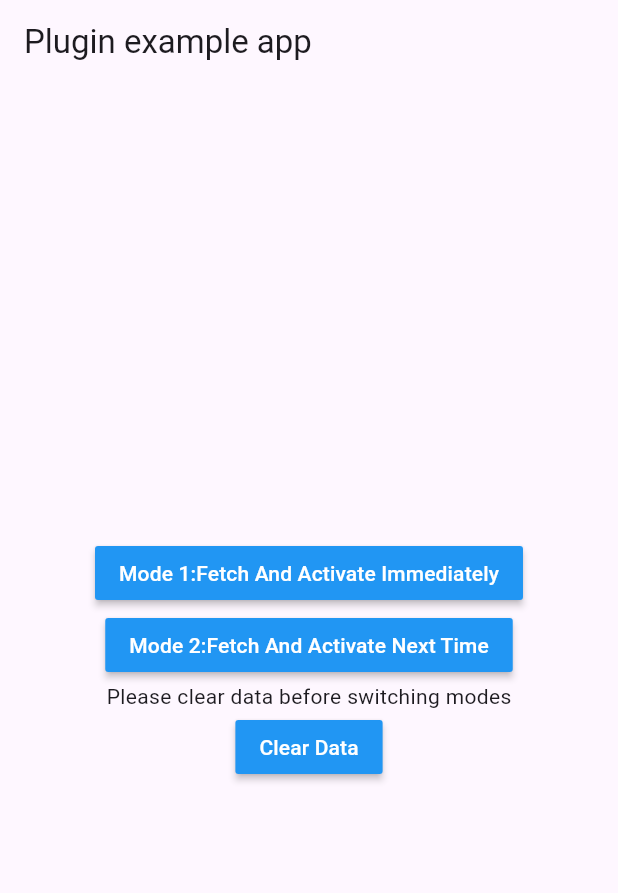
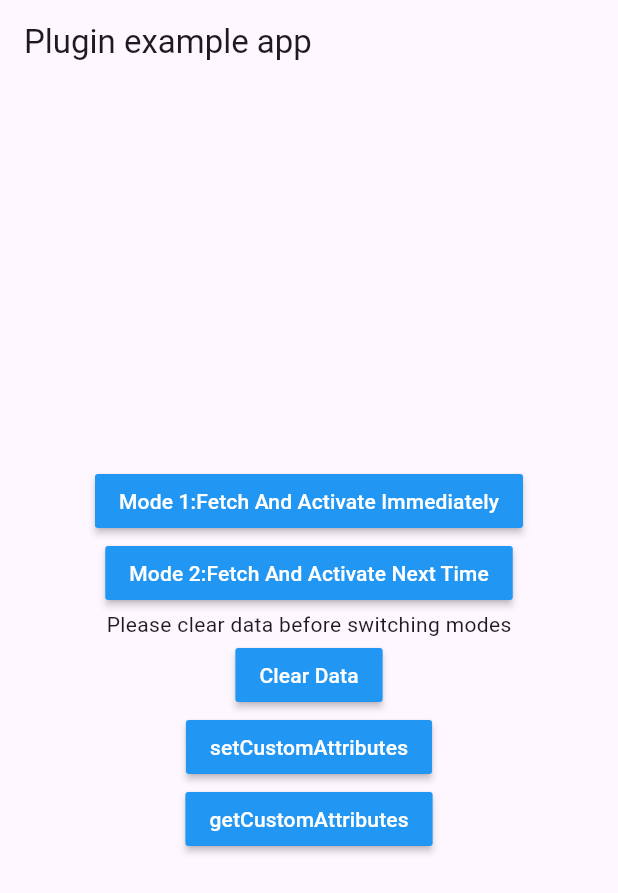
Before and after one commit to dhiyaaulauliyaa/agconnect_remote_config, a Flutter app: the screen it shows after launch, on a phone screen of 412 x 824 dp. Shown: the top 893 px of the screen. Run offline on Flutter 3.47's test engine with Material 3 defaults, Android fonts, the phone set to English and light mode, and no system bars.

Commit message:
upgrade to 1.9.0+300

```diff
--- a/example/lib/main.dart
+++ b/example/lib/main.dart
@@ -21,22 +21,26 @@ import 'package:flutter/material.dart';
 import 'package:agconnect_remote_config/agconnect_remote_config.dart';
 
 void main() {
-  runApp(MyApp());
+  runApp(const MyApp());
 }
 
 class MyApp extends StatelessWidget {
+  const MyApp({Key? key}) : super(key: key);
+
   @override
   Widget build(BuildContext context) {
-    return MaterialApp(home: HomePage());
+    return const MaterialApp(home: HomePage());
   }
 }
 
 class HomePage extends StatefulWidget {
+  const HomePage({Key? key}) : super(key: key);
+
   @override
-  _HomePageState createState() => _HomePageState();
+  HomePageState createState() => HomePageState();
 }
 
-class _HomePageState extends State<HomePage> {
+class HomePageState extends State<HomePage> {
   @override
   void initState() {
     super.initState();
@@ -46,18 +50,27 @@ class _HomePageState extends State<HomePage> {
     Navigator.push(
         context,
         MaterialPageRoute(
-            builder: (context) => PageModeOne(), fullscreenDialog: true));
+            builder: (context) => const PageModeOne(), fullscreenDialog: true));
   }
 
   _buttonTwoClicked() {
     Navigator.push(
         context,
         MaterialPageRoute(
-            builder: (context) => PageModeTwo(), fullscreenDialog: true));
+            builder: (context) => const PageModeTwo(), fullscreenDialog: true));
   }
 
   _clearData() async {
     await AGCRemoteConfig.instance.clearAll();
+  }
+
+  _buttonCustomClicked() async {
+    await AGCRemoteConfig.instance.setCustomAttributes(
+        {'key1': 'value1', 'key2': true, 'key3': 3, 'key4': 3.14});
+  }
+
+  _getCustomAttributes() async {
+    await AGCRemoteConfig.instance.getCustomAttributes();
   }
 
   @override
@@ -74,23 +87,37 @@ class _HomePageState extends State<HomePage> {
               MaterialButton(
                   onPressed: _buttonOneClicked,
                   color: Colors.blue,
-                  child: Text(
+                  child: const Text(
                     'Mode 1:Fetch And Activate Immediately',
                     style: TextStyle(color: Colors.white),
                   )),
               MaterialButton(
                   onPressed: _buttonTwoClicked,
                   color: Colors.blue,
-                  child: Text(
+                  child: const Text(
                     'Mode 2:Fetch And Activate Next Time',
                     style: TextStyle(color: Colors.white),
                   )),
-              Text('Please clear data before switching modes'),
+              const Text('Please clear data before switching modes'),
               MaterialButton(
                   onPressed: _clearData,
                   color: Colors.blue,
-                  child: Text(
+                  child: const Text(
                     'Clear Data',
+                    style: TextStyle(color: Colors.white),
+                  )),
+              MaterialButton(
+                  onPressed: _buttonCustomClicked,
+                  color: Colors.blue,
+                  child: const Text(
+                    'setCustomAttributes',
+                    style: TextStyle(color: Colors.white),
+                  )),
+              MaterialButton(
+                  onPressed: _getCustomAttributes,
+                  color: Colors.blue,
+                  child: const Text(
+                    'getCustomAttributes',
                     style: TextStyle(color: Colors.white),
                   )),
             ],
@@ -102,6 +129,8 @@ class _HomePageState extends State<HomePage> {
 }
 
 class PageModeOne extends StatefulWidget {
+  const PageModeOne({Key? key}) : super(key: key);
+
   @override
   State<StatefulWidget> createState() {
     return _PageModeOneState();
@@ -109,7 +138,7 @@ class PageModeOne extends StatefulWidget {
 }
 
 class _PageModeOneState extends State<PageModeOne> {
-  Map _allValue;
+  Map? _allValue;
 
   @override
   void initState() {
@@ -118,20 +147,21 @@ class _PageModeOneState extends State<PageModeOne> {
   }
 
   _fetchAndActivateImmediately() async {
-    await AGCRemoteConfig.instance.fetch().catchError((error)=>log(error.toString()));
+    await AGCRemoteConfig.instance
+        .fetch()
+        .catchError((error) => log(error.toString()));
     await AGCRemoteConfig.instance.applyLastFetched();
-    Map value = await AGCRemoteConfig.instance.getMergedAll();
+    Map? value = await AGCRemoteConfig.instance.getMergedAll();
     setState(() {
       _allValue = value;
     });
   }
 
-
   @override
   Widget build(BuildContext context) {
     return Scaffold(
         appBar: AppBar(
-          title: Text('Mode 1'),
+          title: const Text('Mode 1'),
         ),
         body: Center(
           child: Text('$_allValue'),
@@ -140,6 +170,8 @@ class _PageModeOneState extends State<PageModeOne> {
 }
 
 class PageModeTwo extends StatefulWidget {
+  const PageModeTwo({Key? key}) : super(key: key);
+
   @override
   State<StatefulWidget> createState() {
     return _PageModeTwoState();
@@ -147,7 +179,7 @@ class PageModeTwo extends StatefulWidget {
 }
 
 class _PageModeTwoState extends State<PageModeTwo> {
-  Map _allValue;
+  Map? _allValue;
 
   @override
   void initState() {
@@ -157,18 +189,20 @@ class _PageModeTwoState extends State<PageModeTwo> {
 
   _fetchAndActivateNextTime() async {
     await AGCRemoteConfig.instance.applyLastFetched();
-    Map value = await AGCRemoteConfig.instance.getMergedAll();
+    Map? value = await AGCRemoteConfig.instance.getMergedAll();
     setState(() {
       _allValue = value;
     });
-    await AGCRemoteConfig.instance.fetch().catchError((error)=>log(error.toString()));
+    await AGCRemoteConfig.instance
+        .fetch()
+        .catchError((error) => log(error.toString()));
   }
 
   @override
   Widget build(BuildContext context) {
     return Scaffold(
         appBar: AppBar(
-          title: Text('Mode 2'),
+          title: const Text('Mode 2'),
         ),
         body: Center(
           child: Text('$_allValue'),
--- a/lib/agconnect_remote_config.dart
+++ b/lib/agconnect_remote_config.dart
@@ -1,5 +1,5 @@
 /*
- * Copyright 2020. Huawei Technologies Co., Ltd. All rights reserved.
+ * Copyright 2020-2023. Huawei Technologies Co., Ltd. All rights reserved.
  *
  * Licensed under the Apache License, Version 2.0 (the "License");
  * you may not use this file except in compliance with the License.
--- a/lib/src/remote_config_exception.dart
+++ b/lib/src/remote_config_exception.dart
@@ -1,5 +1,5 @@
 /*
- * Copyright 2020. Huawei Technologies Co., Ltd. All rights reserved.
+ * Copyright 2020-2023. Huawei Technologies Co., Ltd. All rights reserved.
  *
  * Licensed under the Apache License, Version 2.0 (the "License");
  * you may not use this file except in compliance with the License.
@@ -14,38 +14,37 @@
  * limitations under the License.
  */
 
+/// Error Codes of the Remote Configuration SDK
 class RemoteConfigException implements Exception {
-  /// Remote Config SDK的错误码
 
-  /// 受到本地流控,请稍后重试
+  /// Network Error Please try again later
   static const int RemoteConfigErrorCodeFetchThrottled = 1;
 
-  /// 系统错误，请联系华为技术人员
+  /// System error. Contact Huawei technical support.
   static const int RemoteConfigErrorCodeUnknown = 0x0c2a0001;
 
-  /// 应用未配置参数条件
+  /// No parameter condition is configured for the application.
   static const int RemoteConfigErrorCodeRcsConfigEmpty = 0x0c2a0004;
 
-  /// 响应数据未改变
+  /// The response data is not changed.
   static const int RemoteConfigErrorCodeDataNotModified = 0x0c2a3001;
 
-  RemoteConfigException({required this.code, required this.message, this.throttleEndTimeMillis});
+  RemoteConfigException({this.code, this.message, this.throttleEndTimeMillis});
 
-  /// 错误码
-  final int code;
+  /// Error Code
+  final int? code;
 
-  /// 错误描述
-  final String message;
+  /// Error Description
+  final String? message;
 
-  /// 限流时间，单位为毫秒
+  /// Current limiting time, in milliseconds.
   final int? throttleEndTimeMillis;
 
   @override
   String toString() {
     if (throttleEndTimeMillis != null) {
-      return 'RemoteConfigException{code: $code, message: $message, throttleEndTimeMillis: $throttleEndTimeMillis}';
-    } else {
-      return 'RemoteConfigException{code: $code, message: $message}';
+      return "Exception: code : $code , message: $message. throttle time $throttleEndTimeMillis milliseconds";
     }
+    return "Exception: code : $code , message: $message.";
   }
 }
```
Also changed, not shown: lib/src/remote_config.dart (+60 -34 lines), pubspec.yaml (+5 -5 lines), 6 other files.
